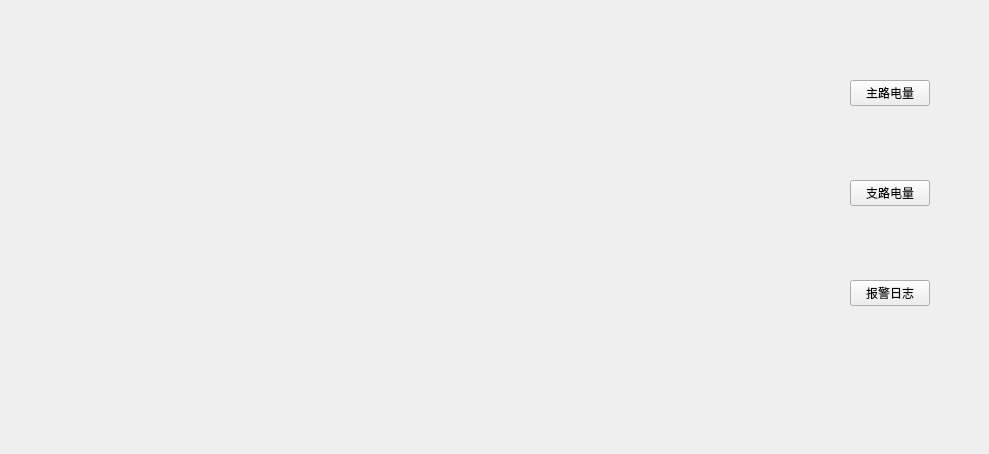
Old version of the form BusBar/logs/logswid.ui in the repository luozhiyong131/BusBar.
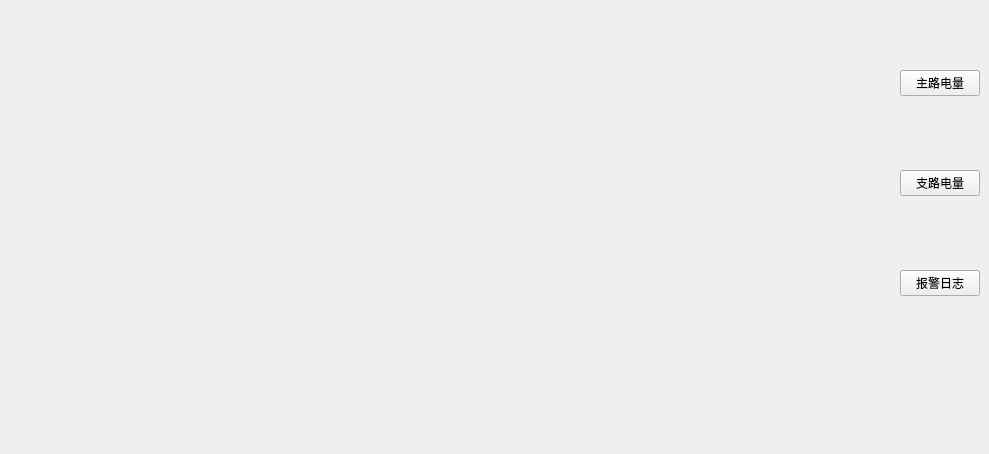
New version of the form.

```diff
--- a/BusBar/logs/logswid.ui
+++ b/BusBar/logs/logswid.ui
@@ -16,8 +16,8 @@
   <widget class="QPushButton" name="lineBtn">
    <property name="geometry">
     <rect>
-     <x>850</x>
-     <y>80</y>
+     <x>900</x>
+     <y>70</y>
      <width>80</width>
      <height>26</height>
     </rect>
@@ -29,8 +29,8 @@
   <widget class="QPushButton" name="branchBtn">
    <property name="geometry">
     <rect>
-     <x>850</x>
-     <y>180</y>
+     <x>900</x>
+     <y>170</y>
      <width>80</width>
      <height>26</height>
     </rect>
@@ -42,8 +42,8 @@
   <widget class="QPushButton" name="alarmBtn">
    <property name="geometry">
     <rect>
-     <x>850</x>
-     <y>280</y>
+     <x>900</x>
+     <y>270</y>
      <width>80</width>
      <height>26</height>
     </rect>
@@ -55,9 +55,9 @@
   <widget class="QStackedWidget" name="stackedWid">
    <property name="geometry">
     <rect>
-     <x>30</x>
+     <x>0</x>
      <y>20</y>
-     <width>791</width>
+     <width>891</width>
      <height>421</height>
     </rect>
    </property>
```
